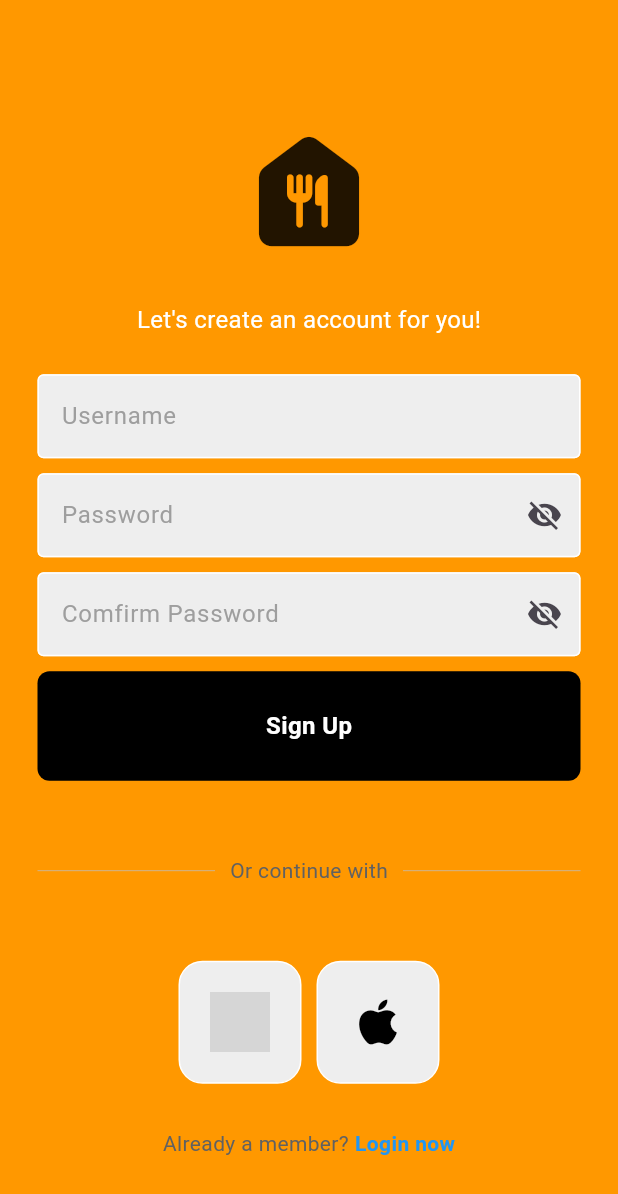
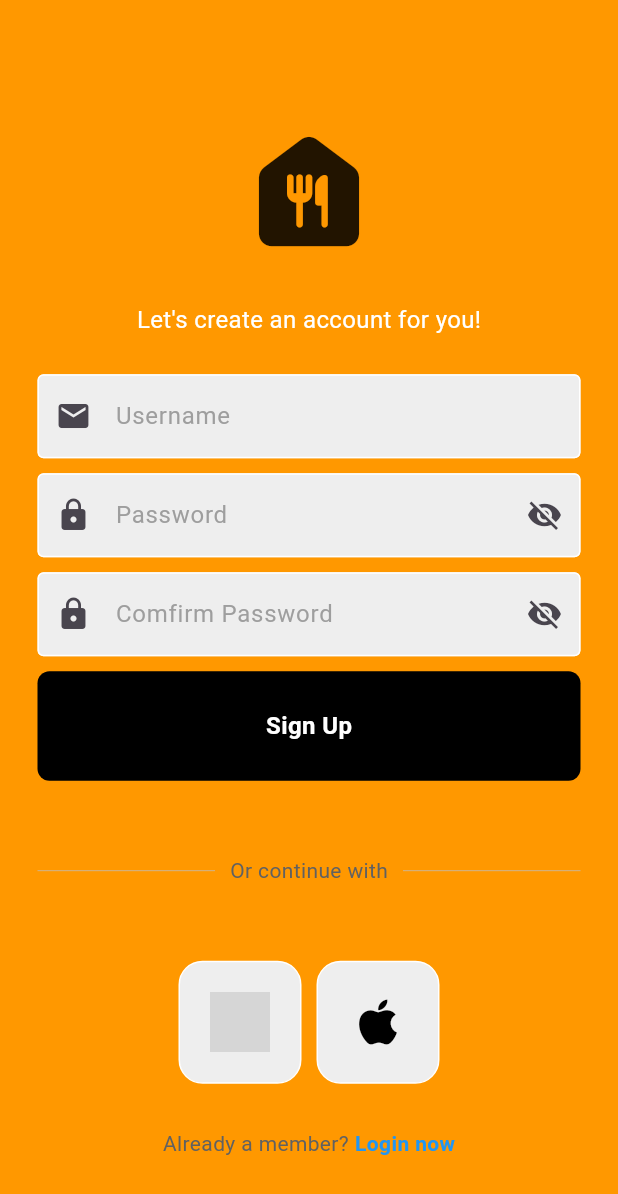
Before and after one commit to hpzynha/auth_project, a Flutter app: the screen it shows after launch, after a tap on "Register now", on a phone screen of 412 x 824 dp. Shown: the top 1194 px of the screen. Run offline on Flutter 3.47's test engine with Material 3 defaults, Android fonts, the phone set to English and light mode, and no system bars; our stand-ins replace firebase_auth, firebase_core, google_sign_in; accounts and stored records are empty; network calls fail; grey boxes are pictures that could not be loaded.

Commit message:
manage erros and UI

```diff
--- a/lib/components/my_textfield.dart
+++ b/lib/components/my_textfield.dart
@@ -1,17 +1,21 @@
 import 'package:flutter/material.dart';
+import 'package:flutter/services.dart';
 
 class MyTextField extends StatefulWidget {
   final TextEditingController controller;
   final String hintText;
   final bool obscureText;
-
   final bool showVisibilityIcon;
-  MyTextField(
+  final bool validateEmail;
+  final Widget icon;
+  const MyTextField(
       {super.key,
       required this.controller,
       required this.hintText,
       required this.showVisibilityIcon,
-      required this.obscureText});
+      required this.obscureText,
+      required this.validateEmail,
+      required this.icon});
 
   @override
   State<MyTextField> createState() => _MyTextFieldState();
@@ -42,6 +46,7 @@ class _MyTextFieldState extends State<MyTextField> {
           fillColor: Colors.grey.shade200,
           filled: true,
           hintText: widget.hintText,
+          prefixIcon: widget.icon,
           suffixIcon: widget
                   .showVisibilityIcon //Check if the icon should be shown
               ? IconButton(
@@ -53,7 +58,17 @@ class _MyTextFieldState extends State<MyTextField> {
                   icon: Icon(
                       _obscureText ? Icons.visibility_off : Icons.visibility))
               : null,
-            hintStyle: TextStyle(color: Colors.grey[500])),
+          hintStyle: TextStyle(color: Colors.grey[500]),
+        ),
+        keyboardType: widget.validateEmail
+            ? TextInputType.emailAddress
+            : null, // Set keyboard type to email if email validation is enabled
+        inputFormatters: widget.validateEmail
+            ? [
+                FilteringTextInputFormatter.deny(
+                    RegExp(r'[^\s@]+@[^\s@]+\.[^\s@]+'))
+              ]
+            : null, // Add input formatter to deny non-email inputs if email validation is enabled,
       ),
     );
   }
--- a/lib/pages/login_page.dart
+++ b/lib/pages/login_page.dart
@@ -96,14 +96,18 @@ class _LoginPageState extends State<LoginPage> {
                   controller: emailController,
                   hintText: 'Username',
                   showVisibilityIcon: false,
+                  icon: const Icon(Icons.email),
                   obscureText: false,
+                  validateEmail: true,
                 ),
                 const SizedBox(height: 10),
                 MyTextField(
                   controller: passwordController,
                   hintText: 'Password',
+                  icon: const Icon(Icons.lock),
                   showVisibilityIcon: true,
                   obscureText: true,
+                  validateEmail: false,
                 ),
                 const SizedBox(height: 10),
                 const Padding(
--- a/lib/pages/register_page.dart
+++ b/lib/pages/register_page.dart
@@ -100,21 +100,27 @@ class _RegisterPageState extends State<RegisterPage> {
                   controller: emailController,
                   hintText: 'Username',
                   showVisibilityIcon: false,
+                  icon: const Icon(Icons.email),
                   obscureText: false,
+                  validateEmail: true,
                 ),
                 const SizedBox(height: 10),
                 MyTextField(
                   controller: passwordController,
                   hintText: 'Password',
                   showVisibilityIcon: true,
+                  icon: const Icon(Icons.lock),
                   obscureText: true,
+                  validateEmail: false,
                 ),
                 const SizedBox(height: 10),
                 MyTextField(
                   controller: confirmPasswordController,
                   hintText: 'Comfirm Password',
                   showVisibilityIcon: true,
+                  icon: const Icon(Icons.lock),
                   obscureText: true,
+                  validateEmail: false,
                 ),
                 const SizedBox(height: 10),
                 MyButton(
```
Lines whose indentation alone changed are shown as unchanged.
